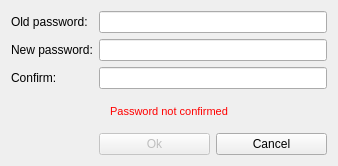
The window that src/gui/ui/changepassworddialog.ui (ConcealNetwork/conceal-desktop) describes before a commit, drawn with Qt 5.
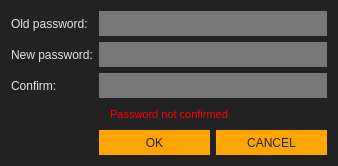
The same window after the commit.

Diff of the .ui file:
```diff
--- a/src/gui/ui/changepassworddialog.ui
+++ b/src/gui/ui/changepassworddialog.ui
@@ -31,14 +31,27 @@
   <property name="windowTitle">
    <string>Change password</string>
   </property>
+  <property name="styleSheet">
+   <string notr="true">color: #e5e5e5;
+background-color: #222;</string>
+  </property>
   <layout class="QGridLayout" name="gridLayout">
    <item row="4" column="1">
     <widget class="QPushButton" name="m_okButton">
      <property name="enabled">
       <bool>false</bool>
      </property>
+     <property name="minimumSize">
+      <size>
+       <width>0</width>
+       <height>25</height>
+      </size>
+     </property>
+     <property name="styleSheet">
+      <string notr="true">color: #222; border-radius: 0px; border: 0px solid; background-color: orange;</string>
+     </property>
      <property name="text">
-      <string>Ok</string>
+      <string>OK</string>
      </property>
      <property name="default">
       <bool>true</bool>
@@ -47,6 +60,23 @@
    </item>
    <item row="2" column="1" colspan="2">
     <widget class="QLineEdit" name="m_newPasswordConfirmationEdit">
+     <property name="minimumSize">
+      <size>
+       <width>0</width>
+       <height>25</height>
+      </size>
+     </property>
+     <property name="font">
+      <font>
+       <family>Arial</family>
+       <pointsize>9</pointsize>
+      </font>
+     </property>
+     <property name="styleSheet">
+      <string notr="true">color: #e5e5e5;
+background-color: #777;
+border: 0px;</string>
+     </property>
      <property name="echoMode">
       <enum>QLineEdit::Password</enum>
      </property>
@@ -54,6 +84,12 @@
    </item>
    <item row="0" column="0">
     <widget class="QLabel" name="label_3">
+     <property name="font">
+      <font>
+       <family>Arial</family>
+       <pointsize>9</pointsize>
+      </font>
+     </property>
      <property name="text">
       <string>Old password:</string>
      </property>
@@ -61,6 +97,23 @@
    </item>
    <item row="0" column="1" colspan="2">
     <widget class="QLineEdit" name="m_oldPasswordEdit">
+     <property name="minimumSize">
+      <size>
+       <width>0</width>
+       <height>25</height>
+      </size>
+     </property>
+     <property name="font">
+      <font>
+       <family>Arial</family>
+       <pointsize>9</pointsize>
+      </font>
+     </property>
+     <property name="styleSheet">
+      <string notr="true">color: #e5e5e5;
+background-color: #777;
+border: 0px;</string>
+     </property>
      <property name="echoMode">
       <enum>QLineEdit::Password</enum>
      </property>
@@ -68,8 +121,17 @@
    </item>
    <item row="4" column="2">
     <widget class="QPushButton" name="m_cancelButton">
+     <property name="minimumSize">
+      <size>
+       <width>0</width>
+       <height>25</height>
+      </size>
+     </property>
+     <property name="styleSheet">
+      <string notr="true">color: #222; border-radius: 0px; border: 0px solid; background-color: orange;</string>
+     </property>
      <property name="text">
-      <string>Cancel</string>
+      <string>CANCEL</string>
      </property>
     </widget>
    </item>
@@ -81,6 +143,12 @@
        <verstretch>0</verstretch>
       </sizepolicy>
      </property>
+     <property name="font">
+      <font>
+       <family>Arial</family>
+       <pointsize>9</pointsize>
+      </font>
+     </property>
      <property name="text">
       <string>New password:</string>
      </property>
@@ -94,6 +162,23 @@
        <verstretch>0</verstretch>
       </sizepolicy>
      </property>
+     <property name="minimumSize">
+      <size>
+       <width>0</width>
+       <height>25</height>
+      </size>
+     </property>
+     <property name="font">
+      <font>
+       <family>Arial</family>
+       <pointsize>9</pointsize>
+      </font>
+     </property>
+     <property name="styleSheet">
+      <string notr="true">color: #e5e5e5;
+background-color: #777;
+border: 0px;</string>
+     </property>
      <property name="echoMode">
       <enum>QLineEdit::Password</enum>
      </property>
@@ -107,6 +192,12 @@
        <verstretch>0</verstretch>
       </sizepolicy>
      </property>
+     <property name="font">
+      <font>
+       <family>Arial</family>
+       <pointsize>9</pointsize>
+      </font>
+     </property>
      <property name="text">
       <string>Confirm:</string>
      </property>
@@ -114,6 +205,14 @@
    </item>
    <item row="3" column="0" colspan="3">
     <widget class="QLabel" name="m_errorLabel">
+     <property name="font">
+      <font>
+       <pointsize>-1</pointsize>
+       <weight>50</weight>
+       <italic>false</italic>
+       <bold>false</bold>
+      </font>
+     </property>
      <property name="styleSheet">
       <string notr="true">color: #ff0000; font: 11px;</string>
      </property>
```
